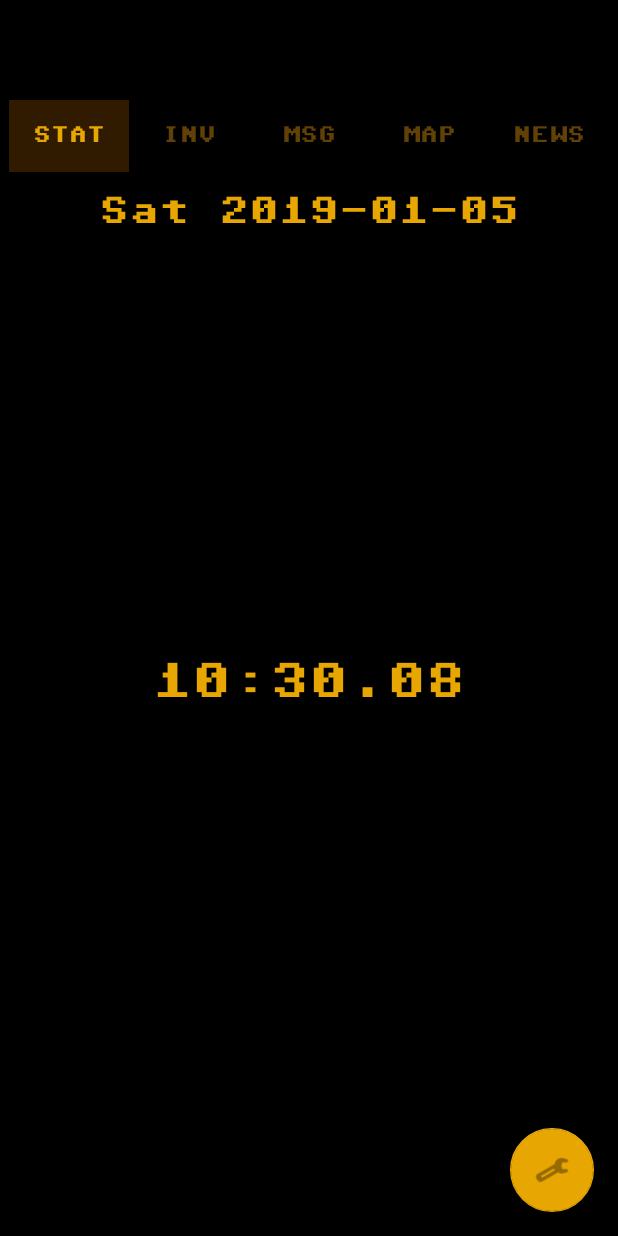
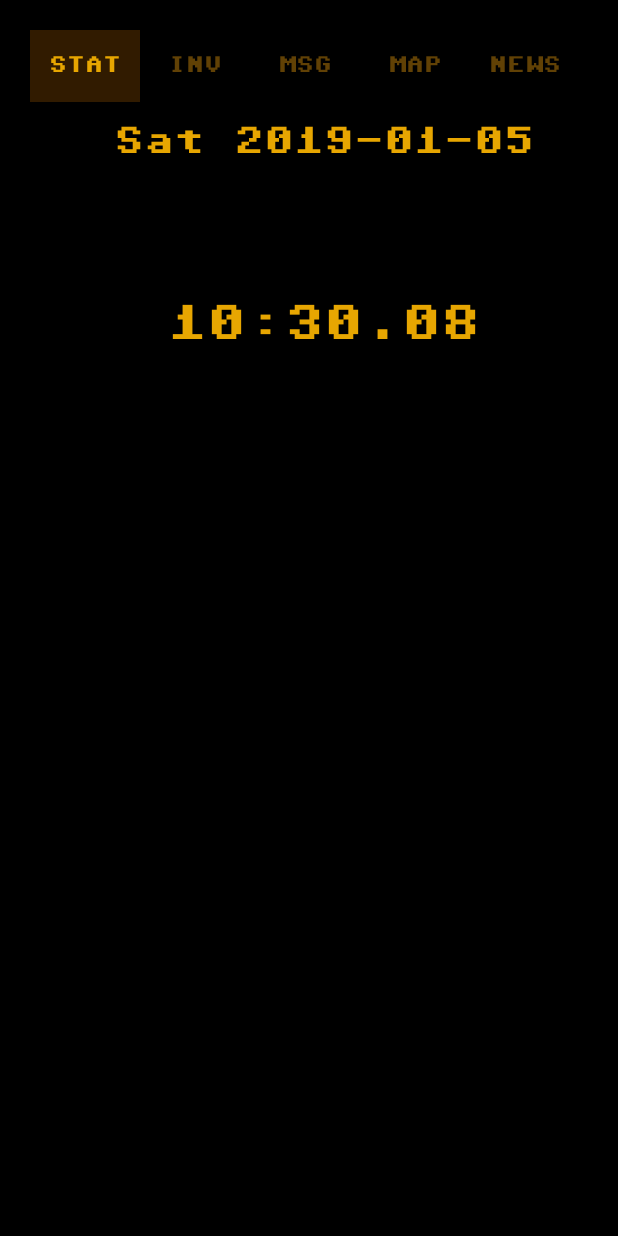
Before and after one commit to no-go/PilpCom, an Android app: the screen it shows after launch (ClockActivity), on a phone screen of 412 x 824 dp. Run offline under Robolectric (Android 15) with nearby library versions, the phone set to English and light mode, and no system bars.

Commit message:
the text clock is a replacement for the fab button to set preferences

```diff
--- a/app/build.gradle
+++ b/app/build.gradle
@@ -6,8 +6,8 @@ android {
         applicationId "de.digisocken.pilp_com"
         minSdkVersion 19
         targetSdkVersion 22
-        versionCode 71
-        versionName "0.71"
+        versionCode 80
+        versionName "0.80"
     }
     buildTypes {
         release {
--- a/app/src/main/java/de/digisocken/pilp_com/ClockActivity.java
+++ b/app/src/main/java/de/digisocken/pilp_com/ClockActivity.java
@@ -129,8 +129,7 @@ public class ClockActivity  extends AppCompatActivity {
         msgText2.setBackground(dr2);
         canvas2 = new Canvas(bm2);
 
-        FloatingActionButton fab = (FloatingActionButton) findViewById(R.id.fab);
-        fab.setOnClickListener(new View.OnClickListener() {
+        msgText2.setOnClickListener(new View.OnClickListener() {
             @Override
             public void onClick(View view) {
                 Intent intent = new Intent(ClockActivity.this, PreferencesActivity.class);
@@ -163,7 +162,7 @@ public class ClockActivity  extends AppCompatActivity {
                                 Math.abs(event.values[1]) +
                                 Math.abs(event.values[2])
                 ));
-                color = getResources().getColor(R.color.colorPrimaryDark);
+                color = getResources().getColor(R.color.colorPrimary);
                 p.setColor(color);
                 canvas1.drawLine(x1-5, 20+lastY1, x1, 20+y, p);
                 lastY1 = y;
--- a/app/src/main/res/layout/fragment_area.xml
+++ b/app/src/main/res/layout/fragment_area.xml
@@ -5,8 +5,8 @@
     android:background="@color/colorPrimaryDarker"
     android:orientation="vertical"
     android:keepScreenOn="true"
-    android:layout_gravity="center"
-    android:gravity="center_horizontal"
+    android:layout_gravity="left"
+    android:paddingLeft="@dimen/appleft"
     android:paddingTop="@dimen/apptop"
     >
 
--- a/app/src/main/res/layout/fragment_clock.xml
+++ b/app/src/main/res/layout/fragment_clock.xml
@@ -1,17 +1,17 @@
-<LinearLayout xmlns:android="http://schemas.android.com/apk/res/android"
+<RelativeLayout xmlns:android="http://schemas.android.com/apk/res/android"
     xmlns:app="http://schemas.android.com/apk/res-auto"
     android:layout_width="match_parent"
     android:layout_height="match_parent"
     android:background="@color/colorPrimaryDarker"
     android:keepScreenOn="true"
     android:orientation="vertical"
-    android:weightSum="2"
-    android:layout_gravity="center"
-    android:gravity="center_horizontal"
+    android:layout_gravity="left"
+    android:paddingLeft="@dimen/appleft"
     android:paddingTop="@dimen/apptop"
     >
 
     <LinearLayout
+        android:id="@+id/thetabs"
         android:orientation="horizontal"
         android:layout_width="@dimen/appwidth"
         android:weightSum="5"
@@ -79,10 +79,10 @@
     </LinearLayout>
 
     <TextView
-        android:layout_weight="1"
+        android:layout_below="@+id/thetabs"
         android:id="@+id/section_clock"
         android:layout_width="@dimen/appwidth"
-        android:layout_height="match_parent"
+        android:layout_height="130px"
         android:textColor="@color/colorAccent"
         android:fontFamily="@font/c64pro_mono"
         android:textAlignment="center"
@@ -93,36 +93,18 @@
         android:layout_marginTop="@dimen/activity_vertical_margin" />
 
     <TextView
-        android:layout_weight="1"
         android:id="@+id/section_clock2"
         android:layout_width="@dimen/appwidth"
-        android:layout_height="match_parent"
+        android:layout_height="130px"
         android:textColor="@color/colorAccent"
         android:fontFamily="@font/c64pro_mono"
         android:textAlignment="gravity"
         android:gravity="top|center_horizontal"
         android:textSize="26dp"
+        android:layout_below="@+id/section_clock"
         android:layout_marginBottom="@dimen/activity_vertical_margin"
         android:layout_marginEnd="@dimen/activity_horizontal_margin"
         android:layout_marginStart="@dimen/activity_horizontal_margin"
         android:layout_marginTop="@dimen/activity_vertical_margin" />
 
-    <android.support.design.widget.FloatingActionButton
-        android:id="@+id/fab"
-        android:layout_width="wrap_content"
-        android:layout_height="wrap_content"
-        android:tint="@color/colorPrimary"
-        android:layout_gravity="end|top"
-        android:layout_margin="@dimen/fab_margin"
-        app:srcCompat="@android:drawable/ic_menu_preferences" />
-
-    <!-- android.support.design.widget.FloatingActionButton
-        android:id="@+id/fab2"
-        android:layout_width="wrap_content"
-        android:layout_height="wrap_content"
-        android:tint="@color/colorPrimary"
-        android:layout_gravity="start|bottom"
-        android:layout_margin="@dimen/fab_margin"
-        app:srcCompat="@android:drawable/ic_lock_power_off" / -->
-
-</LinearLayout>
+</RelativeLayout>
--- a/app/src/main/res/layout/fragment_contact.xml
+++ b/app/src/main/res/layout/fragment_contact.xml
@@ -5,8 +5,8 @@
     android:background="@color/colorPrimaryDarker"
     android:orientation="vertical"
     android:keepScreenOn="true"
-    android:layout_gravity="center"
-    android:gravity="center_horizontal"
+    android:layout_gravity="left"
+    android:paddingLeft="@dimen/appleft"
     android:paddingTop="@dimen/apptop"
     >
 
--- a/app/src/main/res/layout/fragment_msg.xml
+++ b/app/src/main/res/layout/fragment_msg.xml
@@ -5,8 +5,8 @@
     android:background="@color/colorPrimaryDarker"
     android:orientation="vertical"
     android:keepScreenOn="true"
-    android:layout_gravity="center"
-    android:gravity="center_horizontal"
+    android:layout_gravity="left"
+    android:paddingLeft="@dimen/appleft"
     android:paddingTop="@dimen/apptop"
     >
 
--- a/app/src/main/res/layout/fragment_news.xml
+++ b/app/src/main/res/layout/fragment_news.xml
@@ -5,8 +5,8 @@
     android:background="@color/colorPrimaryDarker"
     android:orientation="vertical"
     android:keepScreenOn="true"
-    android:layout_gravity="center"
-    android:gravity="center_horizontal"
+    android:layout_gravity="left"
+    android:paddingLeft="@dimen/appleft"
     android:paddingTop="@dimen/apptop"
     >
 
--- a/app/src/main/res/values/dimens.xml
+++ b/app/src/main/res/values/dimens.xml
@@ -4,7 +4,8 @@
     <dimen name="activity_vertical_margin">16dp</dimen>
     <dimen name="fab_margin">16dp</dimen>
     <dimen name="appbar_padding_top">8dp</dimen>
-    <dimen name="appwidth">600px</dimen>
+    <dimen name="appwidth">550px</dimen>
     <dimen name="tab_text_size">12dp</dimen>
-    <dimen name="apptop">100px</dimen>
+    <dimen name="apptop">30px</dimen>
+    <dimen name="appleft">30px</dimen>
 </resources>
```
Also changed, not shown: 3 other files.
